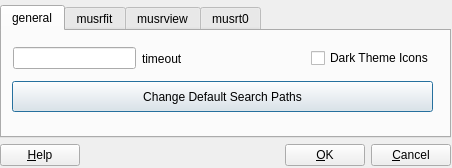
Before: the Qt Designer form src/musredit_qt5/musredit/forms/PPrefsDialog.ui in aPeter1/musrfit-fork, drawn with Qt 5.
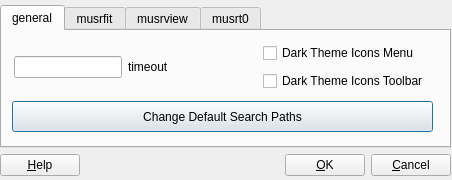
After: the same form once the commit is applied. Icons and pictures are not drawn.

Commit message:
More flexible dark scheme handling
It works now as follows:
1) try to get theme information from the system, and if present us it.
2) if no theme information of the system is present, take the one from
   the musredit_startup.xml.

Now it is possible to switch the icon theme for the menu and toolbar
separately.

```diff
--- a/src/musredit_qt5/musredit/forms/PPrefsDialog.ui
+++ b/src/musredit_qt5/musredit/forms/PPrefsDialog.ui
@@ -10,7 +10,7 @@
     <x>0</x>
     <y>0</y>
     <width>452</width>
-    <height>168</height>
+    <height>180</height>
    </rect>
   </property>
   <property name="windowTitle">
@@ -26,7 +26,7 @@
      <x>0</x>
      <y>5</y>
      <width>451</width>
-     <height>161</height>
+     <height>171</height>
     </rect>
    </property>
    <layout class="QVBoxLayout" name="verticalLayout">
@@ -43,7 +43,7 @@
         <property name="geometry">
          <rect>
           <x>10</x>
-          <y>50</y>
+          <y>70</y>
           <width>421</width>
           <height>31</height>
          </rect>
@@ -52,13 +52,13 @@
          <string>Change Default Search Paths</string>
         </property>
        </widget>
-       <widget class="QWidget" name="layoutWidget">
+       <widget class="QWidget" name="">
         <property name="geometry">
          <rect>
-          <x>11</x>
-          <y>11</y>
-          <width>421</width>
-          <height>33</height>
+          <x>12</x>
+          <y>10</y>
+          <width>415</width>
+          <height>52</height>
          </rect>
         </property>
         <layout class="QHBoxLayout" name="horizontalLayout_2">
@@ -86,11 +86,22 @@
           </spacer>
          </item>
          <item>
-          <widget class="QCheckBox" name="fDarkThemeIcons_checkBox">
-           <property name="text">
-            <string>Dark Theme Icons</string>
-           </property>
-          </widget>
+          <layout class="QVBoxLayout" name="verticalLayout_2">
+           <item>
+            <widget class="QCheckBox" name="fDarkThemeIconsMenu_checkBox">
+             <property name="text">
+              <string>Dark Theme Icons Menu</string>
+             </property>
+            </widget>
+           </item>
+           <item>
+            <widget class="QCheckBox" name="fDarkThemeIconsToolbar_checkBox">
+             <property name="text">
+              <string>Dark Theme Icons Toolbar</string>
+             </property>
+            </widget>
+           </item>
+          </layout>
          </item>
         </layout>
        </widget>
```
The commit also changes 7 other files.
